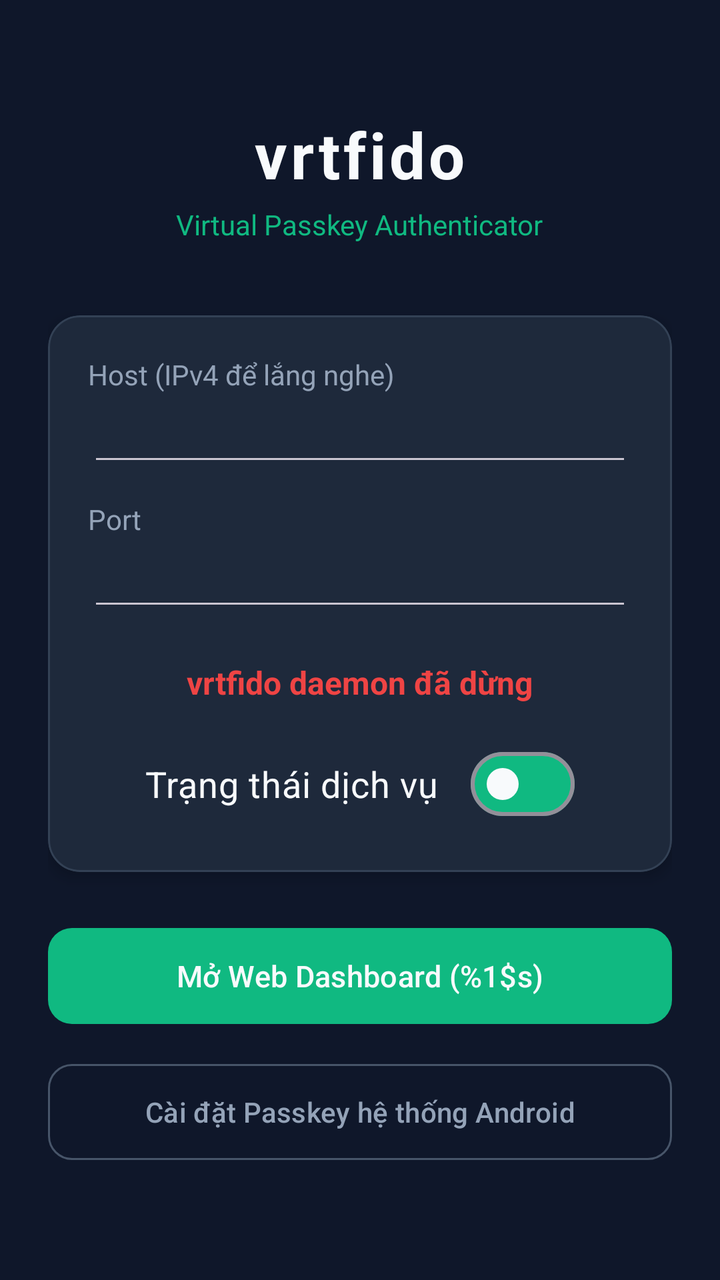
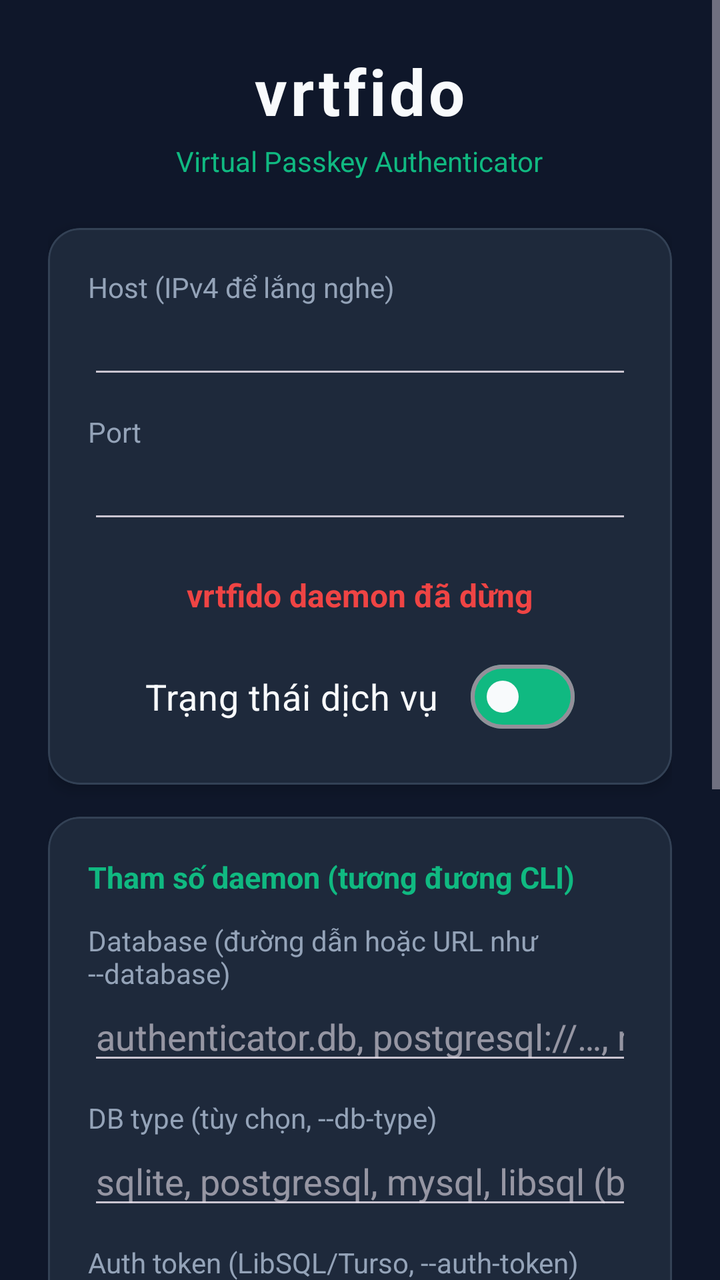

Screens rendered from an Android XML layout before and after an edit, with the pre-edit source and the edit as a unified diff.
<!-- AndroidManifest.xml: application theme Theme.Vrtfido -->
<!-- res/layout/activity_main.xml -->
<?xml version="1.0" encoding="utf-8"?>
<LinearLayout xmlns:android="http://schemas.android.com/apk/res/android"
    xmlns:app="http://schemas.android.com/apk/res-auto"
    android:layout_width="match_parent"
    android:layout_height="match_parent"
    android:orientation="vertical"
    android:background="@color/background_dark"
    android:gravity="center"
    android:padding="24dp">

    
    <TextView
        android:layout_width="wrap_content"
        android:layout_height="wrap_content"
        android:text="vrtfido"
        android:textColor="@color/text_primary"
        android:textSize="32sp"
        android:textStyle="bold"
        android:letterSpacing="0.05" />

    <TextView
        android:layout_width="wrap_content"
        android:layout_height="wrap_content"
        android:text="Virtual Passkey Authenticator"
        android:textColor="@color/primary"
        android:textSize="14sp"
        android:layout_marginTop="4dp"
        android:layout_marginBottom="36dp" />

    
    <com.google.android.material.card.MaterialCardView
        android:layout_width="match_parent"
        android:layout_height="wrap_content"
        app:cardBackgroundColor="@color/surface_dark"
        app:cardCornerRadius="16dp"
        app:cardElevation="4dp"
        app:strokeWidth="1dp"
        app:strokeColor="#334155"
        android:padding="20dp"
        android:layout_marginBottom="24dp">

        <LinearLayout
            android:layout_width="match_parent"
            android:layout_height="wrap_content"
            android:orientation="vertical"
            android:padding="20dp"
            android:gravity="center">

            <TextView
                android:layout_width="match_parent"
                android:layout_height="wrap_content"
                android:text="@string/bind_host"
                android:textColor="@color/text_secondary" />
            <EditText
                android:id="@+id/edit_host"
                android:layout_width="match_parent"
                android:layout_height="wrap_content"
                android:singleLine="true"
                android:inputType="textNoSuggestions"
                android:textColor="@color/text_primary"
                android:layout_marginBottom="12dp" />
            <TextView
                android:layout_width="match_parent"
                android:layout_height="wrap_content"
                android:text="@string/bind_port"
                android:textColor="@color/text_secondary" />
            <EditText
                android:id="@+id/edit_port"
                android:layout_width="match_parent"
                android:layout_height="wrap_content"
                android:singleLine="true"
                android:inputType="number"
                android:textColor="@color/text_primary"
                android:layout_marginBottom="20dp" />

            <TextView
                android:id="@+id/tv_status"
                android:layout_width="wrap_content"
                android:layout_height="wrap_content"
                android:text="@string/service_stopped"
                android:textColor="@color/status_red"
                android:textSize="16sp"
                android:textStyle="bold"
                android:layout_marginBottom="16dp" />

            <com.google.android.material.materialswitch.MaterialSwitch
                android:id="@+id/switch_service"
                android:layout_width="wrap_content"
                android:layout_height="wrap_content"
                android:text="Trạng thái dịch vụ"
                android:textColor="@color/text_primary"
                android:textSize="18sp"
                app:thumbTint="@color/text_primary"
                app:trackTint="@color/primary" />

        </LinearLayout>
    </com.google.android.material.card.MaterialCardView>

    
    <com.google.android.material.button.MaterialButton
        android:id="@+id/btn_open_web"
        android:layout_width="match_parent"
        android:layout_height="56dp"
        android:text="@string/open_web_ui"
        android:textColor="@color/text_primary"
        android:textSize="15sp"
        app:cornerRadius="12dp"
        app:backgroundTint="@color/primary"
        android:layout_marginBottom="12dp" />

    
    <com.google.android.material.button.MaterialButton
        android:id="@+id/btn_settings"
        style="@style/Widget.Material3.Button.OutlinedButton"
        android:layout_width="match_parent"
        android:layout_height="56dp"
        android:text="@string/enable_passkey_settings"
        android:textColor="@color/text_secondary"
        android:textSize="14sp"
        app:cornerRadius="12dp"
        app:strokeColor="#475569" />

</LinearLayout>
<!-- resources referenced by this layout -->
<resources>
  <color name="background_dark">#0F172A</color>
  <color name="primary">#10B981</color>
  <color name="status_red">#EF4444</color>
  <color name="surface_dark">#1E293B</color>
  <color name="text_primary">#F8FAFC</color>
  <color name="text_secondary">#94A3B8</color>
  <string name="bind_host">Host (IPv4 để lắng nghe)</string>
  <string name="bind_port">Port</string>
  <string name="enable_passkey_settings">Cài đặt Passkey hệ thống Android</string>
  <string name="open_web_ui">Mở Web Dashboard (%1$s)</string>
  <string name="service_stopped">vrtfido daemon đã dừng</string>
  <style name="Theme.Vrtfido" parent="Theme.Material3.Dark.NoActionBar">
          <item name="colorPrimary">@color/primary</item>
          <item name="android:windowBackground">@color/background_dark</item>
          <item name="android:statusBarColor">@color/background_dark</item>
      </style>
</resources>

<!-- the commit's change to res/layout/activity_main.xml (unified diff, before → after) -->
@@ -1,123 +1,250 @@
 <?xml version="1.0" encoding="utf-8"?>
-<LinearLayout xmlns:android="http://schemas.android.com/apk/res/android"
+<ScrollView xmlns:android="http://schemas.android.com/apk/res/android"
     xmlns:app="http://schemas.android.com/apk/res-auto"
     android:layout_width="match_parent"
     android:layout_height="match_parent"
-    android:orientation="vertical"
     android:background="@color/background_dark"
-    android:gravity="center"
-    android:padding="24dp">
-
-    
-    <TextView
-        android:layout_width="wrap_content"
-        android:layout_height="wrap_content"
-        android:text="vrtfido"
-        android:textColor="@color/text_primary"
-        android:textSize="32sp"
-        android:textStyle="bold"
-        android:letterSpacing="0.05" />
-
-    <TextView
-        android:layout_width="wrap_content"
-        android:layout_height="wrap_content"
-        android:text="Virtual Passkey Authenticator"
-        android:textColor="@color/primary"
-        android:textSize="14sp"
-        android:layout_marginTop="4dp"
-        android:layout_marginBottom="36dp" />
-
-    
-    <com.google.android.material.card.MaterialCardView
+    android:fillViewport="true">
+
+    <LinearLayout
         android:layout_width="match_parent"
         android:layout_height="wrap_content"
-        app:cardBackgroundColor="@color/surface_dark"
-        app:cardCornerRadius="16dp"
-        app:cardElevation="4dp"
-        app:strokeWidth="1dp"
-        app:strokeColor="#334155"
-        android:padding="20dp"
-        android:layout_marginBottom="24dp">
-
-        <LinearLayout
-            android:layout_width="match_parent"
-            android:layout_height="wrap_content"
-            android:orientation="vertical"
-            android:padding="20dp"
-            android:gravity="center">
-
-            <TextView
+        android:orientation="vertical"
+        android:gravity="center"
+        android:padding="24dp">
+
+        
+        <TextView
+            android:layout_width="wrap_content"
+            android:layout_height="wrap_content"
+            android:text="vrtfido"
+            android:textColor="@color/text_primary"
+            android:textSize="32sp"
+            android:textStyle="bold"
+            android:letterSpacing="0.05" />
+
+        <TextView
+            android:layout_width="wrap_content"
+            android:layout_height="wrap_content"
+            android:text="Virtual Passkey Authenticator"
+            android:textColor="@color/primary"
+            android:textSize="14sp"
+            android:layout_marginTop="4dp"
+            android:layout_marginBottom="24dp" />
+
+        
+        <com.google.android.material.card.MaterialCardView
+            android:layout_width="match_parent"
+            android:layout_height="wrap_content"
+            app:cardBackgroundColor="@color/surface_dark"
+            app:cardCornerRadius="16dp"
+            app:cardElevation="4dp"
+            app:strokeWidth="1dp"
+            app:strokeColor="#334155"
+            android:layout_marginBottom="16dp">
+
+            <LinearLayout
                 android:layout_width="match_parent"
                 android:layout_height="wrap_content"
-                android:text="@string/bind_host"
-                android:textColor="@color/text_secondary" />
-            <EditText
-                android:id="@+id/edit_host"
+                android:orientation="vertical"
+                android:padding="20dp"
+                android:gravity="center">
+
+                <TextView
+                    android:layout_width="match_parent"
+                    android:layout_height="wrap_content"
+                    android:text="@string/bind_host"
+                    android:textColor="@color/text_secondary" />
+                <EditText
+                    android:id="@+id/edit_host"
+                    android:layout_width="match_parent"
+                    android:layout_height="wrap_content"
+                    android:singleLine="true"
+                    android:inputType="textNoSuggestions"
+                    android:textColor="@color/text_primary"
+                    android:layout_marginBottom="12dp" />
+                <TextView
+                    android:layout_width="match_parent"
+                    android:layout_height="wrap_content"
+                    android:text="@string/bind_port"
+                    android:textColor="@color/text_secondary" />
+                <EditText
+                    android:id="@+id/edit_port"
+                    android:layout_width="match_parent"
+                    android:layout_height="wrap_content"
+                    android:singleLine="true"
+                    android:inputType="number"
+                    android:textColor="@color/text_primary"
+                    android:layout_marginBottom="20dp" />
+
+                <TextView
+                    android:id="@+id/tv_status"
+                    android:layout_width="wrap_content"
+                    android:layout_height="wrap_content"
+                    android:text="@string/service_stopped"
+                    android:textColor="@color/status_red"
+                    android:textSize="16sp"
+                    android:textStyle="bold"
+                    android:layout_marginBottom="16dp" />
+
+                <com.google.android.material.materialswitch.MaterialSwitch
+                    android:id="@+id/switch_service"
+                    android:layout_width="wrap_content"
+                    android:layout_height="wrap_content"
+                    android:text="@string/status_label"
+                    android:textColor="@color/text_primary"
+                    android:textSize="18sp"
+                    app:thumbTint="@color/text_primary"
+                    app:trackTint="@color/primary" />
+
+            </LinearLayout>
+        </com.google.android.material.card.MaterialCardView>
+
+        
+        <com.google.android.material.card.MaterialCardView
+            android:layout_width="match_parent"
+            android:layout_height="wrap_content"
+            app:cardBackgroundColor="@color/surface_dark"
+            app:cardCornerRadius="16dp"
+            app:cardElevation="4dp"
+            app:strokeWidth="1dp"
+            app:strokeColor="#334155"
+            android:layout_marginBottom="16dp">
+
+            <LinearLayout
                 android:layout_width="match_parent"
                 android:layout_height="wrap_content"
-                android:singleLine="true"
-                android:inputType="textNoSuggestions"
-                android:textColor="@color/text_primary"
-                android:layout_marginBottom="12dp" />
-            <TextView
-                android:layout_width="match_parent"
-                android:layout_height="wrap_content"
-                android:text="@string/bind_port"
-                android:textColor="@color/text_secondary" />
-            <EditText
-                android:id="@+id/edit_port"
-                android:layout_width="match_parent"
-                android:layout_height="wrap_content"
-                android:singleLine="true"
-                android:inputType="number"
-                android:textColor="@color/text_primary"
-                android:layout_marginBottom="20dp" />
-
-            <TextView
-                android:id="@+id/tv_status"
-                android:layout_width="wrap_content"
-                android:layout_height="wrap_content"
-                android:text="@string/service_stopped"
-                android:textColor="@color/status_red"
-                android:textSize="16sp"
-                android:textStyle="bold"
-                android:layout_marginBottom="16dp" />
-
-            <com.google.android.material.materialswitch.MaterialSwitch
-                android:id="@+id/switch_service"
-                android:layout_width="wrap_content"
-                android:layout_height="wrap_content"
-                android:text="Trạng thái dịch vụ"
-                android:textColor="@color/text_primary"
-                android:textSize="18sp"
-                app:thumbTint="@color/text_primary"
-                app:trackTint="@color/primary" />
-
+                android:orientation="vertical"
+                android:padding="20dp">
+
+                <TextView
+                    android:layout_width="match_parent"
+                    android:layout_height="wrap_content"
+                    android:text="@string/params_title"
+                    android:textColor="@color/primary"
+                    android:textSize="15sp"
+                    android:textStyle="bold"
+                    android:layout_marginBottom="12dp" />
+
+                <TextView
+                    android:layout_width="match_parent"
+                    android:layout_height="wrap_content"
+                    android:text="@string/database_label"
+                    android:textColor="@color/text_secondary" />
+                <EditText
+                    android:id="@+id/edit_database"
+                    android:layout_width="match_parent"
+                    android:layout_height="wrap_content"
+                    android:singleLine="true"
+                    android:inputType="textNoSuggestions"
+                    android:textColor="@color/text_primary"
+                    android:hint="@string/database_hint"
+                    android:layout_marginBottom="12dp" />
+
+                <TextView
+                    android:layout_width="match_parent"
+                    android:layout_height="wrap_content"
+                    android:text="@string/db_type_label"
+                    android:textColor="@color/text_secondary" />
+                <EditText
+                    android:id="@+id/edit_db_type"
+                    android:layout_width="match_parent"
+                    android:layout_height="wrap_content"
+                    android:singleLine="true"
+                    android:inputType="textNoSuggestions"
+                    android:textColor="@color/text_primary"
+                    android:hint="@string/db_type_hint"
+                    android:layout_marginBottom="12dp" />
+
+                <TextView
+                    android:layout_width="match_parent"
+                    android:layout_height="wrap_content"
+                    android:text="@string/auth_token_label"
+                    android:textColor="@color/text_secondary" />
+                <EditText
+                    android:id="@+id/edit_auth_token"
+                    android:layout_width="match_parent"
+                    android:layout_height="wrap_content"
+                    android:singleLine="true"
+                    android:inputType="textNoSuggestions"
+                    android:textColor="@color/text_primary"
+                    android:hint="@string/auth_token_hint"
+                    android:layout_marginBottom="8dp" />
+
+                <com.google.android.material.checkbox.MaterialCheckBox
+                    android:id="@+id/check_debug"
+                    android:layout_width="match_parent"
+                    android:layout_height="wrap_content"
+                    android:text="@string/flag_debug"
+                    android:textColor="@color/text_primary" />
+
+                <com.google.android.material.checkbox.MaterialCheckBox
+                    android:id="@+id/check_unlimited_fps"
+                    android:layout_width="match_parent"
+                    android:layout_height="wrap_content"
+                    android:text="@string/flag_unlimited_fps"
+                    android:textColor="@color/text_primary" />
+
+            </LinearLayout>
+        </com.google.android.material.card.MaterialCardView>
+
+        
+        <com.google.android.material.button.MaterialButton
+            android:id="@+id/btn_open_web"
+            android:layout_width="match_parent"
+            android:layout_height="56dp"
+            android:text="@string/open_web_ui"
+            android:textColor="@color/text_primary"
+            android:textSize="15sp"
+            app:cornerRadius="12dp"
+            app:backgroundTint="@color/primary"
+            android:layout_marginBottom="12dp" />
+
+        
+        <com.google.android.material.button.MaterialButton
+            android:id="@+id/btn_settings"
+            style="@style/Widget.Material3.Button.OutlinedButton"
+            android:layout_width="match_parent"
+            android:layout_height="56dp"
+            android:text="@string/enable_passkey_settings"
+            android:textColor="@color/text_secondary"
+            android:textSize="14sp"
+            app:cornerRadius="12dp"
+            app:strokeColor="#475569"
+            android:layout_marginBottom="12dp" />
+
+        
+        <LinearLayout
+            android:layout_width="match_parent"
+            android:layout_height="wrap_content"
+            android:orientation="horizontal">
+
+            <com.google.android.material.button.MaterialButton
+                android:id="@+id/btn_export"
+                style="@style/Widget.Material3.Button.OutlinedButton"
+                android:layout_width="0dp"
+                android:layout_weight="1"
+                android:layout_height="56dp"
+                android:text="@string/export_json"
+                android:textColor="@color/text_secondary"
+                android:textSize="14sp"
+                app:cornerRadius="12dp"
+                app:strokeColor="#475569"
+                android:layout_marginEnd="6dp" />
+
+            <com.google.android.material.button.MaterialButton
+                android:id="@+id/btn_import"
+                style="@style/Widget.Material3.Button.OutlinedButton"
+                android:layout_width="0dp"
+                android:layout_weight="1"
+                android:layout_height="56dp"
+                android:text="@string/import_json"
+                android:textColor="@color/text_secondary"
+                android:textSize="14sp"
+                app:cornerRadius="12dp"
+                app:strokeColor="#475569"
+                android:layout_marginStart="6dp" />
         </LinearLayout>
-    </com.google.android.material.card.MaterialCardView>
-
-    
-    <com.google.android.material.button.MaterialButton
-        android:id="@+id/btn_open_web"
-        android:layout_width="match_parent"
-        android:layout_height="56dp"
-        android:text="@string/open_web_ui"
-        android:textColor="@color/text_primary"
-        android:textSize="15sp"
-        app:cornerRadius="12dp"
-        app:backgroundTint="@color/primary"
-        android:layout_marginBottom="12dp" />
-
-    
-    <com.google.android.material.button.MaterialButton
-        android:id="@+id/btn_settings"
-        style="@style/Widget.Material3.Button.OutlinedButton"
-        android:layout_width="match_parent"
-        android:layout_height="56dp"
-        android:text="@string/enable_passkey_settings"
-        android:textColor="@color/text_secondary"
-        android:textSize="14sp"
-        app:cornerRadius="12dp"
-        app:strokeColor="#475569" />
-
-</LinearLayout>
+
+    </LinearLayout>
+</ScrollView>
<!-- resource entries referenced after the edit -->
@@ -6,11 +6,23 @@
   <color name="surface_dark">#1E293B</color>
   <color name="text_primary">#F8FAFC</color>
   <color name="text_secondary">#94A3B8</color>
+  <string name="auth_token_hint">bỏ trống nếu không dùng</string>
+  <string name="auth_token_label">Auth token (LibSQL/Turso, --auth-token)</string>
   <string name="bind_host">Host (IPv4 để lắng nghe)</string>
   <string name="bind_port">Port</string>
+  <string name="database_hint">authenticator.db, postgresql://…, mysql://…, libsql://…</string>
+  <string name="database_label">Database (đường dẫn hoặc URL như --database)</string>
+  <string name="db_type_hint">sqlite, postgresql, mysql, libsql (bỏ trống để tự nhận diện)</string>
+  <string name="db_type_label">DB type (tùy chọn, --db-type)</string>
   <string name="enable_passkey_settings">Cài đặt Passkey hệ thống Android</string>
+  <string name="export_json">Xuất JSON</string>
+  <string name="flag_debug">--debug: ghi log gói tin chi tiết</string>
+  <string name="flag_unlimited_fps">--unlimited-fps: không giới hạn 10 vân tay</string>
+  <string name="import_json">Nhập JSON</string>
   <string name="open_web_ui">Mở Web Dashboard (%1$s)</string>
+  <string name="params_title">Tham số daemon (tương đương CLI)</string>
   <string name="service_stopped">vrtfido daemon đã dừng</string>
+  <string name="status_label">Trạng thái dịch vụ</string>
   <style name="Theme.Vrtfido" parent="Theme.Material3.Dark.NoActionBar">
           <item name="colorPrimary">@color/primary</item>
           <item name="android:windowBackground">@color/background_dark</item>
